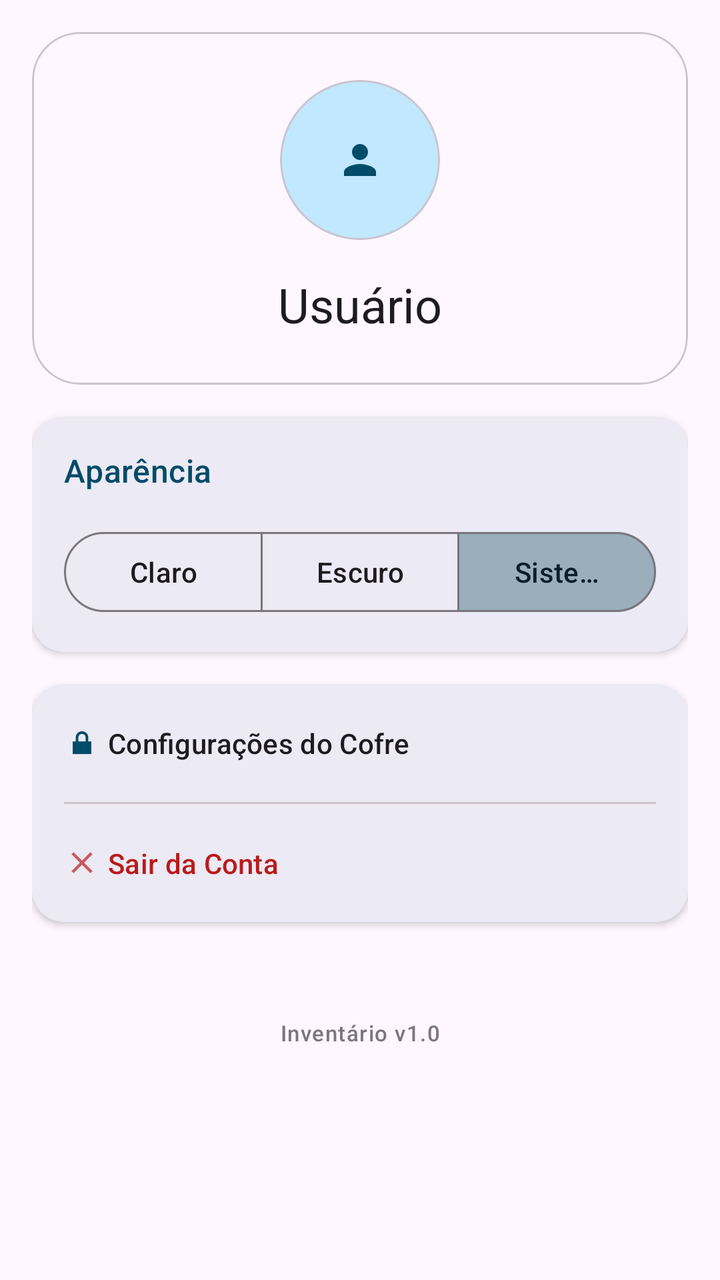
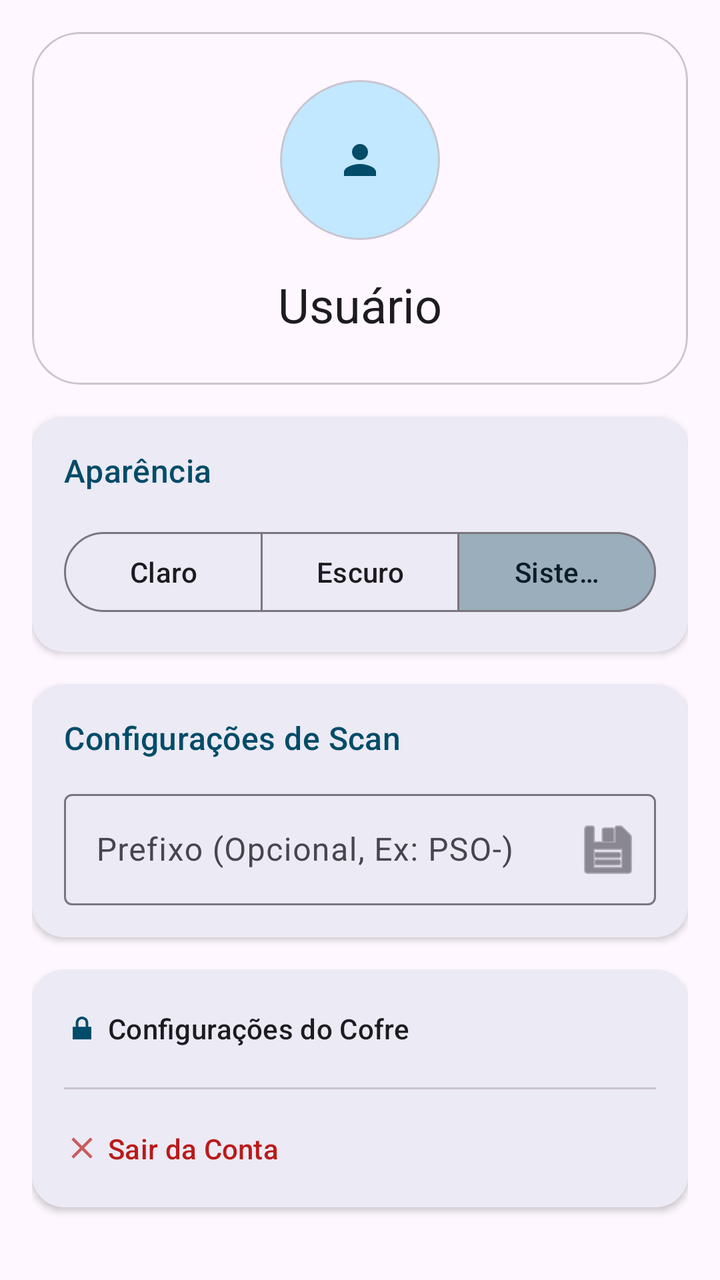

Before-and-after screenshots of an Android layout around one commit, followed by the original layout XML and the change that was made.
<!-- AndroidManifest.xml: application theme AppTheme -->
<!-- res/layout/fragment_perfil.xml -->
<androidx.core.widget.NestedScrollView xmlns:android="http://schemas.android.com/apk/res/android"
    xmlns:app="http://schemas.android.com/apk/res-auto"
    xmlns:tools="http://schemas.android.com/tools"
    android:layout_width="match_parent"
    android:layout_height="match_parent"
    android:background="?attr/colorSurface"
    tools:context="com.cyberrocket.inventario.ui.perfil.PerfilFragment">

    <LinearLayout
        android:layout_width="match_parent"
        android:layout_height="wrap_content"
        android:orientation="vertical"
        android:padding="16dp">

        
        <com.google.android.material.card.MaterialCardView
            android:layout_width="match_parent"
            android:layout_height="wrap_content"
            android:layout_marginBottom="16dp"
            app:cardCornerRadius="24dp"
            app:cardElevation="0dp"
            app:strokeWidth="1dp"
            app:strokeColor="?attr/colorOutlineVariant"
            app:cardBackgroundColor="?attr/colorSurface">

            <LinearLayout
                android:layout_width="match_parent"
                android:layout_height="wrap_content"
                android:gravity="center"
                android:orientation="vertical"
                android:padding="24dp">

                <com.google.android.material.card.MaterialCardView
                    android:layout_width="80dp"
                    android:layout_height="80dp"
                    android:layout_marginBottom="16dp"
                    app:cardCornerRadius="40dp"
                    app:cardElevation="0dp"
                    app:cardBackgroundColor="?attr/colorPrimaryContainer">

                    <ImageView
                        android:layout_width="match_parent"
                        android:layout_height="match_parent"
                        android:padding="16dp"
                        android:scaleType="centerInside"
                        android:src="@drawable/ic_person_24dp"
                        app:tint="?attr/colorPrimary" />
                </com.google.android.material.card.MaterialCardView>

                <TextView
                    android:id="@+id/text_perfil"
                    android:layout_width="wrap_content"
                    android:layout_height="wrap_content"
                    android:text="Usuário"
                    android:textAppearance="@style/TextAppearance.Material3.HeadlineSmall"
                    android:textColor="?attr/colorOnSurface" />

            </LinearLayout>
        </com.google.android.material.card.MaterialCardView>

        
        <com.google.android.material.card.MaterialCardView
            android:layout_width="match_parent"
            android:layout_height="wrap_content"
            android:layout_marginBottom="16dp"
            app:cardCornerRadius="16dp"
            app:cardElevation="2dp"
            app:strokeWidth="0dp">

            <LinearLayout
                android:layout_width="match_parent"
                android:layout_height="wrap_content"
                android:orientation="vertical"
                android:padding="16dp">

                <TextView
                    android:layout_width="wrap_content"
                    android:layout_height="wrap_content"
                    android:layout_marginBottom="16dp"
                    android:text="Aparência"
                    android:textAppearance="@style/TextAppearance.Material3.TitleMedium"
                    android:textColor="?attr/colorPrimary" />

                <com.google.android.material.button.MaterialButtonToggleGroup
                    android:id="@+id/toggleGroupTheme"
                    android:layout_width="match_parent"
                    android:layout_height="wrap_content"
                    app:checkedButton="@+id/btnThemeSystem"
                    app:singleSelection="true"
                    app:selectionRequired="true">

                    <com.google.android.material.button.MaterialButton
                        android:id="@+id/btnThemeLight"
                        style="@style/Widget.Material3.Button.OutlinedButton"
                        android:layout_width="0dp"
                        android:layout_height="wrap_content"
                        android:layout_weight="1"
                        android:text="Claro" />

                    <com.google.android.material.button.MaterialButton
                        android:id="@+id/btnThemeDark"
                        style="@style/Widget.Material3.Button.OutlinedButton"
                        android:layout_width="0dp"
                        android:layout_height="wrap_content"
                        android:layout_weight="1"
                        android:text="Escuro" />

                    <com.google.android.material.button.MaterialButton
                        android:id="@+id/btnThemeSystem"
                        style="@style/Widget.Material3.Button.OutlinedButton"
                        android:layout_width="0dp"
                        android:layout_height="wrap_content"
                        android:layout_weight="1"
                        android:text="Sistema" />

                </com.google.android.material.button.MaterialButtonToggleGroup>

            </LinearLayout>
        </com.google.android.material.card.MaterialCardView>

        
        <com.google.android.material.card.MaterialCardView
            android:layout_width="match_parent"
            android:layout_height="wrap_content"
            android:layout_marginBottom="16dp"
            app:cardCornerRadius="16dp"
            app:cardElevation="2dp"
            app:strokeWidth="0dp">

            <LinearLayout
                android:layout_width="match_parent"
                android:layout_height="wrap_content"
                android:orientation="vertical">

                <com.google.android.material.button.MaterialButton
                    android:id="@+id/BtVaultSettings"
                    style="@style/Widget.Material3.Button.TextButton.Icon"
                    android:layout_width="match_parent"
                    android:layout_height="wrap_content"
                    android:gravity="start|center_vertical"
                    android:padding="16dp"
                    android:text="Configurações do Cofre"
                    android:textColor="?attr/colorOnSurface"
                    app:icon="@android:drawable/ic_lock_lock"
                    app:iconTint="?attr/colorPrimary" />

                <View
                    android:layout_width="match_parent"
                    android:layout_height="1dp"
                    android:layout_marginHorizontal="16dp"
                    android:background="?attr/colorOutlineVariant" />

                <com.google.android.material.button.MaterialButton
                    android:id="@+id/BtSair"
                    style="@style/Widget.Material3.Button.TextButton.Icon"
                    android:layout_width="match_parent"
                    android:layout_height="wrap_content"
                    android:gravity="start|center_vertical"
                    android:padding="16dp"
                    android:text="Sair da Conta"
                    android:textColor="?attr/colorError"
                    app:icon="@drawable/bt_close"
                    app:iconTint="?attr/colorError" />

            </LinearLayout>
        </com.google.android.material.card.MaterialCardView>

        <TextView
            android:layout_width="match_parent"
            android:layout_height="wrap_content"
            android:layout_marginTop="32dp"
            android:gravity="center"
            android:text="Inventário v1.0"
            android:textAppearance="@style/TextAppearance.Material3.LabelSmall"
            android:textColor="?attr/colorOutline" />

    </LinearLayout>

</androidx.core.widget.NestedScrollView>
<!-- resources referenced by this layout -->
<resources>
  <style name="AppTheme" parent="Theme.Material3.Light">
          <item name="colorPrimary">@color/md_theme_primary</item>
          <item name="colorOnPrimary">@color/md_theme_onPrimary</item>
          <item name="colorPrimaryContainer">@color/md_theme_primaryContainer</item>
          <item name="colorOnPrimaryContainer">@color/md_theme_onPrimaryContainer</item>
          <item name="colorSecondary">@color/md_theme_secondary</item>
          <item name="colorOnSecondary">@color/md_theme_onSecondary</item>
          <item name="colorSecondaryContainer">@color/md_theme_secondaryContainer</item>
          <item name="colorOnSecondaryContainer">@color/md_theme_onSecondaryContainer</item>
          <item name="colorTertiary">@color/md_theme_tertiary</item>
          <item name="colorOnTertiary">@color/md_theme_onTertiary</item>
          <item name="colorTertiaryContainer">@color/md_theme_tertiaryContainer</item>
          <item name="colorOnTertiaryContainer">@color/md_theme_onTertiaryContainer</item>
          <item name="colorError">@color/md_theme_error</item>
          <item name="colorOnError">@color/md_theme_onError</item>
          <item name="colorErrorContainer">@color/md_theme_errorContainer</item>
          <item name="colorOnErrorContainer">@color/md_theme_onErrorContainer</item>
          <item name="android:colorBackground">@color/md_theme_background</item>
          <item name="colorOnBackground">@color/md_theme_onBackground</item>
          <item name="colorSurface">@color/md_theme_surface</item>
          <item name="colorOnSurface">@color/md_theme_onSurface</item>
          <item name="colorSurfaceVariant">@color/md_theme_surfaceVariant</item>
          <item name="colorOnSurfaceVariant">@color/md_theme_onSurfaceVariant</item>
          <item name="colorOutline">@color/md_theme_outline</item>
          <item name="colorOutlineVariant">@color/md_theme_outlineVariant</item>
          <item name="colorSurfaceInverse">@color/md_theme_inverseSurface</item>
          <item name="colorOnSurfaceInverse">@color/md_theme_inverseOnSurface</item>
          <item name="colorPrimaryInverse">@color/md_theme_inversePrimary</item>
      </style>
  <color name="md_theme_onPrimaryContainer">#21005D</color>
  <color name="md_theme_primary">#6750A4</color>
  <color name="md_theme_onPrimary">#FFFFFF</color>
  <color name="md_theme_primaryContainer">#EADDFF</color>
  <color name="md_theme_secondary">#625B71</color>
  <color name="md_theme_onSecondary">#FFFFFF</color>
  <color name="md_theme_secondaryContainer">#E8DEF8</color>
  <color name="md_theme_onSecondaryContainer">#1D192B</color>
  <color name="md_theme_tertiary">#7E525D</color>
  <color name="md_theme_onTertiary">#FFFFFF</color>
  <color name="md_theme_tertiaryContainer">#FFD9E1</color>
  <color name="md_theme_onTertiaryContainer">#31101B</color>
  <color name="md_theme_error">#BA1A1A</color>
  <color name="md_theme_onError">#FFFFFF</color>
  <color name="md_theme_errorContainer">#FFDAD6</color>
  <color name="md_theme_onErrorContainer">#410002</color>
  <color name="md_theme_background">#FEF7FF</color>
  <color name="md_theme_onBackground">#1D1B20</color>
  <color name="md_theme_surface">#FEF7FF</color>
  <color name="md_theme_onSurface">#1D1B20</color>
  <color name="md_theme_surfaceVariant">#E7E0EB</color>
  <color name="md_theme_onSurfaceVariant">#49454E</color>
  <color name="md_theme_outline">#7A757F</color>
  <color name="md_theme_outlineVariant">#CBC4CF</color>
  <color name="md_theme_inverseSurface">#322F35</color>
  <color name="md_theme_inverseOnSurface">#F5EFF7</color>
  <color name="md_theme_inversePrimary">#D3BCFD</color>
  <!-- unchanged entries left out for length: 2 -->
</resources>

<!-- the commit's change to res/layout/fragment_perfil.xml (unified diff, before → after) -->
@@ -130,6 +130,49 @@
             <LinearLayout
                 android:layout_width="match_parent"
                 android:layout_height="wrap_content"
+                android:orientation="vertical"
+                android:padding="16dp">
+
+                <TextView
+                    android:layout_width="wrap_content"
+                    android:layout_height="wrap_content"
+                    android:layout_marginBottom="12dp"
+                    android:text="Configurações de Scan"
+                    android:textAppearance="@style/TextAppearance.Material3.TitleMedium"
+                    android:textColor="?attr/colorPrimary" />
+
+                <com.google.android.material.textfield.TextInputLayout
+                    android:id="@+id/tilPrefix"
+                    style="@style/Widget.Material3.TextInputLayout.OutlinedBox"
+                    android:layout_width="match_parent"
+                    android:layout_height="wrap_content"
+                    android:hint="Prefixo (Opcional, Ex: PSO-)"
+                    app:endIconMode="custom"
+                    app:endIconDrawable="@android:drawable/ic_menu_save">
+
+                    <com.google.android.material.textfield.TextInputEditText
+                        android:id="@+id/etPrefix"
+                        android:layout_width="match_parent"
+                        android:layout_height="wrap_content"
+                        android:inputType="textCapCharacters"
+                        android:maxLines="1" />
+                </com.google.android.material.textfield.TextInputLayout>
+
+            </LinearLayout>
+        </com.google.android.material.card.MaterialCardView>
+
+        
+        <com.google.android.material.card.MaterialCardView
+            android:layout_width="match_parent"
+            android:layout_height="wrap_content"
+            android:layout_marginBottom="16dp"
+            app:cardCornerRadius="16dp"
+            app:cardElevation="2dp"
+            app:strokeWidth="0dp">
+
+            <LinearLayout
+                android:layout_width="match_parent"
+                android:layout_height="wrap_content"
                 android:orientation="vertical">
 
                 <com.google.android.material.button.MaterialButton
<!-- resource entries referenced after the edit -->
@@ -28,6 +28,7 @@
           <item name="colorSurfaceInverse">@color/md_theme_inverseSurface</item>
           <item name="colorOnSurfaceInverse">@color/md_theme_inverseOnSurface</item>
           <item name="colorPrimaryInverse">@color/md_theme_inversePrimary</item>
+          <item name="glassColor">@color/md_theme_surfaceContainer_glass</item>
       </style>
   <color name="md_theme_onPrimaryContainer">#21005D</color>
   <color name="md_theme_primary">#6750A4</color>
@@ -56,6 +57,7 @@
   <color name="md_theme_inverseSurface">#322F35</color>
   <color name="md_theme_inverseOnSurface">#F5EFF7</color>
   <color name="md_theme_inversePrimary">#D3BCFD</color>
+  <color name="md_theme_surfaceContainer_glass">#F2ECF4</color>
   <!-- unchanged entries left out for length: 2 -->
 </resources>
 
